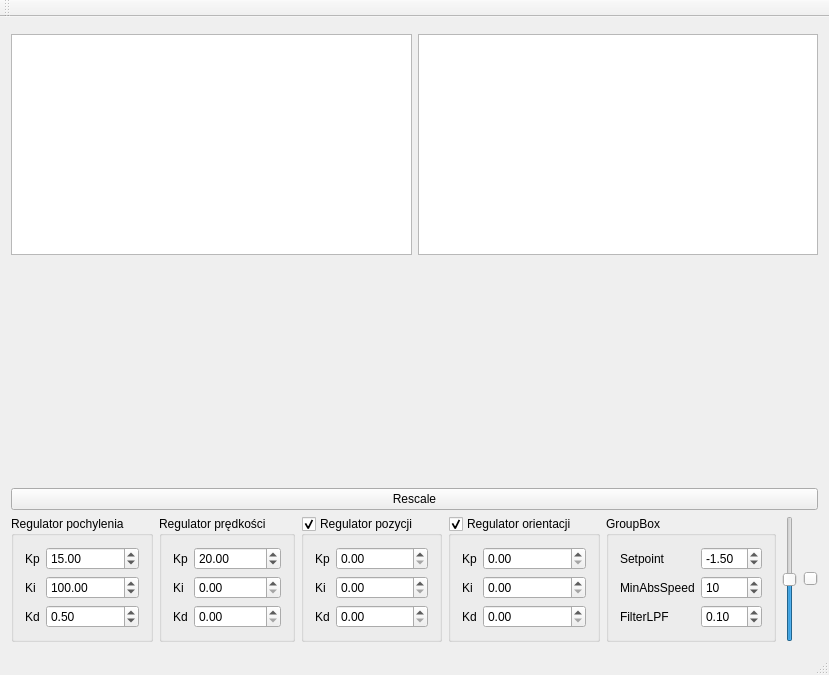
Neuro111/balansBotGUI, file mainwindow.ui: the form before one commit.
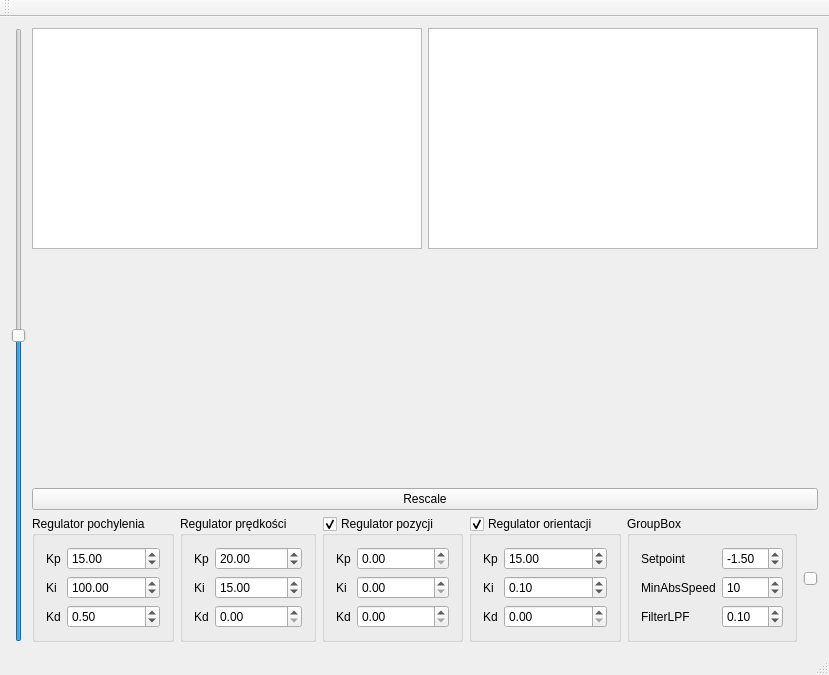
The form after the commit. Custom widgets are drawn as their Qt base class.

Commit message: sterowanie prędkością

The edit to the form file:
```diff
--- a/mainwindow.ui
+++ b/mainwindow.ui
@@ -14,17 +14,31 @@
    <string>MainWindow</string>
   </property>
   <widget class="QWidget" name="centralWidget">
+   <layout class="QHBoxLayout" name="horizontalLayout_4">
+    <item>
+     <widget class="QSlider" name="speedSlider">
+      <property name="sizePolicy">
+       <sizepolicy hsizetype="Fixed" vsizetype="Preferred">
+        <horstretch>0</horstretch>
+        <verstretch>0</verstretch>
+       </sizepolicy>
+      </property>
+      <property name="minimum">
+       <number>-40</number>
+      </property>
+      <property name="maximum">
+       <number>40</number>
+      </property>
+      <property name="orientation">
+       <enum>Qt::Vertical</enum>
+      </property>
+      <property name="invertedAppearance">
+       <bool>false</bool>
+      </property>
+     </widget>
+    </item>
+    <item>
    <layout class="QVBoxLayout" name="verticalLayout">
-    <item>
-     <widget class="CommunicationWidget" name="communicationPanel" native="true">
-      <property name="sizePolicy">
-       <sizepolicy hsizetype="Minimum" vsizetype="Minimum">
-        <horstretch>0</horstretch>
-        <verstretch>0</verstretch>
-       </sizepolicy>
-      </property>
-     </widget>
-    </item>
     <item>
      <layout class="QHBoxLayout" name="horizontalLayout">
       <item>
@@ -42,6 +56,16 @@
       </item>
      </layout>
     </item>
+      <item>
+       <widget class="CommunicationWidget" name="communicationPanel" native="true">
+        <property name="sizePolicy">
+         <sizepolicy hsizetype="Minimum" vsizetype="Minimum">
+          <horstretch>0</horstretch>
+          <verstretch>0</verstretch>
+         </sizepolicy>
+        </property>
+       </widget>
+      </item>
     <item>
      <widget class="QCustomPlot" name="plotPitch" native="true">
       <property name="sizePolicy">
@@ -167,7 +191,11 @@
           </widget>
          </item>
          <item row="1" column="1">
-          <widget class="QDoubleSpinBox" name="balansKi"/>
+            <widget class="QDoubleSpinBox" name="balansKi">
+             <property name="value">
+              <double>15.000000000000000</double>
+             </property>
+            </widget>
          </item>
          <item row="2" column="0">
           <widget class="QLabel" name="label_9">
@@ -238,10 +266,21 @@
         </property>
         <layout class="QFormLayout" name="formLayout_6">
          <item row="0" column="1">
-          <widget class="QDoubleSpinBox" name="doubleSpinBox_2"/>
+            <widget class="QDoubleSpinBox" name="doubleSpinBox_2">
+             <property name="value">
+              <double>15.000000000000000</double>
+             </property>
+            </widget>
          </item>
          <item row="1" column="1">
-          <widget class="QDoubleSpinBox" name="doubleSpinBox_3"/>
+            <widget class="QDoubleSpinBox" name="orientationKi">
+             <property name="singleStep">
+              <double>0.010000000000000</double>
+             </property>
+             <property name="value">
+              <double>0.100000000000000</double>
+             </property>
+            </widget>
          </item>
          <item row="2" column="1">
           <widget class="QDoubleSpinBox" name="doubleSpinBox_4"/>
@@ -343,28 +382,6 @@
         </layout>
        </widget>
       </item>
-      <item>
-       <widget class="QSlider" name="speedSlider">
-        <property name="sizePolicy">
-         <sizepolicy hsizetype="Fixed" vsizetype="Preferred">
-          <horstretch>0</horstretch>
-          <verstretch>0</verstretch>
-         </sizepolicy>
-        </property>
-        <property name="minimum">
-         <number>-100</number>
-        </property>
-        <property name="maximum">
-         <number>100</number>
-        </property>
-        <property name="orientation">
-         <enum>Qt::Vertical</enum>
-        </property>
-        <property name="invertedAppearance">
-         <bool>false</bool>
-        </property>
-       </widget>
-      </item>
       <item>
        <widget class="QSlider" name="turnSlider">
         <property name="sizePolicy">
@@ -383,6 +400,8 @@
          <enum>Qt::Horizontal</enum>
         </property>
        </widget>
+        </item>
+       </layout>
       </item>
      </layout>
     </item>
```
Lines whose indentation alone changed are shown as unchanged. The commit also changes 2 other files.
